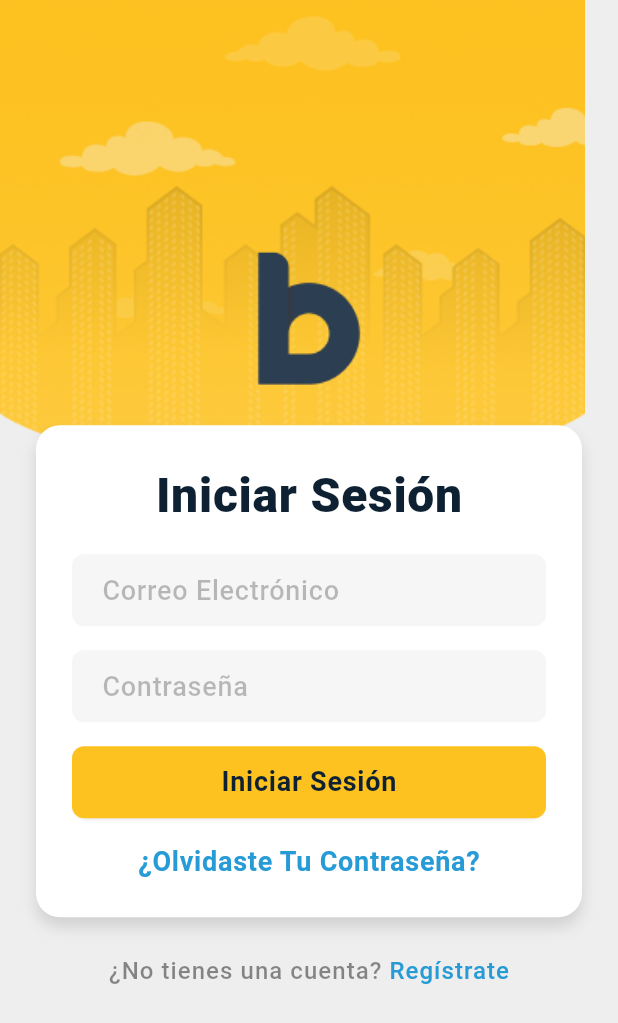
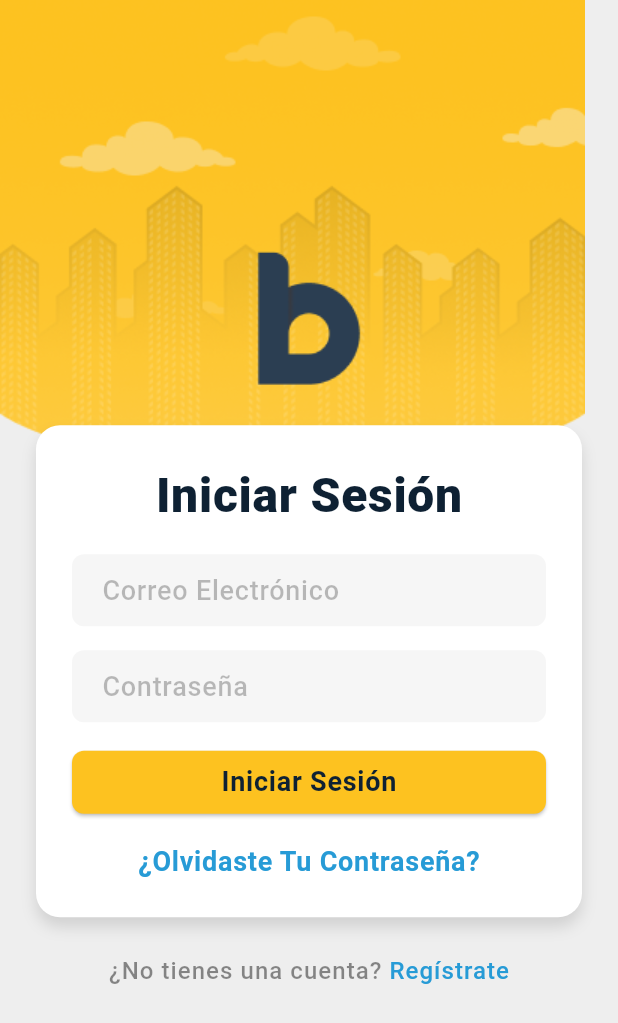
Before and after one commit to Francisco-V98/login_busbanz, a Flutter app: the screen it shows after launch, on a phone screen of 412 x 824 dp. Shown: the top 1023 px of the screen. Run offline on Flutter 3.47's test engine with Material 3 defaults, Android fonts, the phone set to English and light mode, and no system bars.

Commit message:
Btn Funcional y solucion de cuando sale el teclado

```diff
--- a/lib/screens/login/login_screen.dart
+++ b/lib/screens/login/login_screen.dart
@@ -16,7 +16,9 @@ class LoginScreen extends StatelessWidget {
               color: const Color.fromARGB(255, 238, 238, 238),
             ),
             Image.asset('assets/image/header.png'),
-            Column(
+            Center(
+              child: SingleChildScrollView(
+                child: Column(
                   mainAxisAlignment: MainAxisAlignment.center,
                   children: [
                     Image.asset(
@@ -25,6 +27,8 @@ class LoginScreen extends StatelessWidget {
                     const ContainerSection(),
                     const _ChangeRegister(),
                   ],
+                ),
+              ),
             ),
           ],
         ),
--- a/lib/widgets/botton_primary.dart
+++ b/lib/widgets/general_widgets/botton_primary.dart
@@ -37,3 +37,37 @@ class ButtonPrimary extends StatelessWidget {
     );
   }
 }
+
+class ButtonPrimaryPro extends StatelessWidget {
+  final String text;
+  const ButtonPrimaryPro({super.key, required this.text});
+
+  @override
+  Widget build(BuildContext context) {
+    return Padding(
+      padding: const EdgeInsets.symmetric(horizontal: 24),
+      child: ElevatedButton(
+        style: ElevatedButton.styleFrom(
+          minimumSize: const Size(double.infinity, 42),
+          shape: const RoundedRectangleBorder(
+            borderRadius: BorderRadius.all(
+              Radius.circular(8),
+            ),
+          ),
+          backgroundColor: const Color.fromARGB(255, 253, 194, 32),
+          elevation: 1,
+        ),
+        onPressed: () {},
+        child: Text(
+          text,
+          style: const TextStyle(
+            color: Color.fromARGB(255, 14, 33, 51),
+            fontSize: 18,
+            fontWeight: FontWeight.w600,
+            letterSpacing: 0.5,
+          ),
+        ),
+      ),
+    );
+  }
+}
--- a/lib/widgets/login/container_section.dart
+++ b/lib/widgets/login/container_section.dart
@@ -35,7 +35,7 @@ class ContainerSection extends StatelessWidget {
                 TextfienldPro(placeholder: 'Contraseña'),
                 // Textfield(label: 'Contraseña'),
                 SizedBox(height: 16),
-                ButtonPrimary(text: 'Iniciar Sesión'),
+                ButtonPrimaryPro(text: 'Iniciar Sesión'),
                 _ForgotPassword(),
 
                 // ButtonPrimaryGhost(),
--- a/lib/widgets/widgets.dart
+++ b/lib/widgets/widgets.dart
@@ -1,5 +1,5 @@
 export 'package:login_busbanz/widgets/login/container_section.dart';
 
-export 'package:login_busbanz/widgets/textfield.dart';
+export 'package:login_busbanz/widgets/general_widgets/textfield.dart';
 
-export 'package:login_busbanz/widgets/botton_primary.dart';
+export 'package:login_busbanz/widgets/general_widgets/botton_primary.dart';
```
Also changed, not shown: lib/widgets/general_widgets/textfield.dart (renamed from lib/widgets/textfield.dart). Lines whose indentation alone changed are shown as unchanged.
